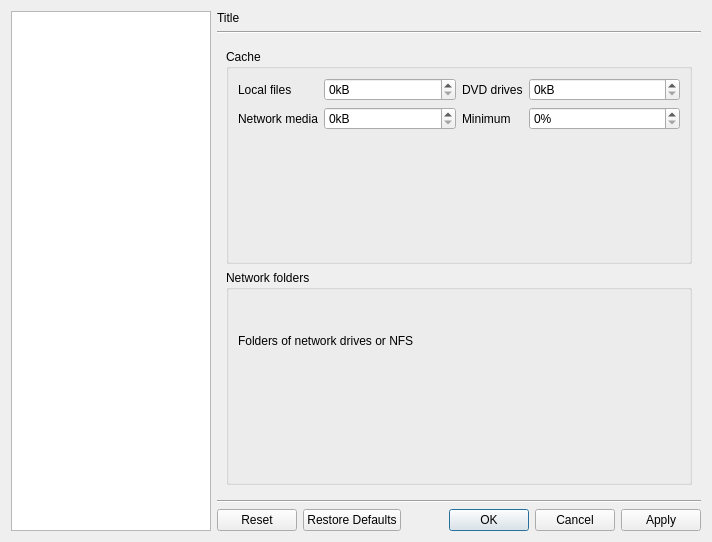
This is src/cmplayer/ui/prefdialog.ui in bylee20/bomi as Qt 5 draws it before an edit. The edited form follows.
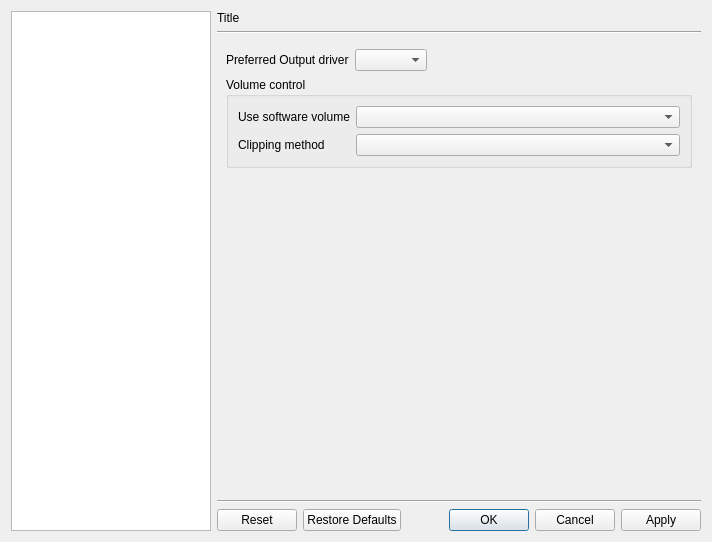
This is the edited form. Icons and pictures are not drawn. Custom widgets are drawn as their Qt base class.

Commit message: * New: options for audio output driver, software volume, clipping method

```diff
--- a/src/cmplayer/ui/prefdialog.ui
+++ b/src/cmplayer/ui/prefdialog.ui
@@ -415,6 +415,79 @@
          </property>
         </layout>
        </widget>
+       <widget class="QWidget" name="audio_sound">
+        <layout class="QVBoxLayout" name="verticalLayout_37">
+         <item>
+          <layout class="QHBoxLayout" name="horizontalLayout_21">
+           <item>
+            <widget class="QLabel" name="label_43">
+             <property name="text">
+              <string>Preferred Output driver</string>
+             </property>
+            </widget>
+           </item>
+           <item>
+            <widget class="DataComboBox" name="audio_driver"/>
+           </item>
+           <item>
+            <spacer name="horizontalSpacer_20">
+             <property name="orientation">
+              <enum>Qt::Horizontal</enum>
+             </property>
+             <property name="sizeHint" stdset="0">
+              <size>
+               <width>40</width>
+               <height>20</height>
+              </size>
+             </property>
+            </spacer>
+           </item>
+          </layout>
+         </item>
+         <item>
+          <widget class="QGroupBox" name="groupBox_7">
+           <property name="title">
+            <string>Volume control</string>
+           </property>
+           <layout class="QFormLayout" name="formLayout_15">
+            <item row="0" column="0">
+             <widget class="QLabel" name="label_46">
+              <property name="text">
+               <string>Use software volume</string>
+              </property>
+             </widget>
+            </item>
+            <item row="0" column="1">
+             <widget class="SoftwareVolumeComboBox" name="software_volume"/>
+            </item>
+            <item row="1" column="0">
+             <widget class="QLabel" name="label_50">
+              <property name="text">
+               <string>Clipping method</string>
+              </property>
+             </widget>
+            </item>
+            <item row="1" column="1">
+             <widget class="ClippingMethodComboBox" name="clipping_method"/>
+            </item>
+           </layout>
+          </widget>
+         </item>
+         <item>
+          <spacer name="verticalSpacer_2">
+           <property name="orientation">
+            <enum>Qt::Vertical</enum>
+           </property>
+           <property name="sizeHint" stdset="0">
+            <size>
+             <width>20</width>
+             <height>308</height>
+            </size>
+           </property>
+          </spacer>
+         </item>
+        </layout>
+       </widget>
        <widget class="QWidget" name="performance">
         <layout class="QVBoxLayout" name="verticalLayout_36">
          <item>
@@ -3061,6 +3134,16 @@
    <extends>QComboBox</extends>
    <header>widgets.hpp</header>
   </customwidget>
+  <customwidget>
+   <class>SoftwareVolumeComboBox</class>
+   <extends>QComboBox</extends>
+   <header>widgets.hpp</header>
+  </customwidget>
+  <customwidget>
+   <class>ClippingMethodComboBox</class>
+   <extends>QComboBox</extends>
+   <header>widgets.hpp</header>
+  </customwidget>
  </customwidgets>
  <resources>
   <include location="../rsclist.qrc"/>
```
The commit also changes 18 other files.
